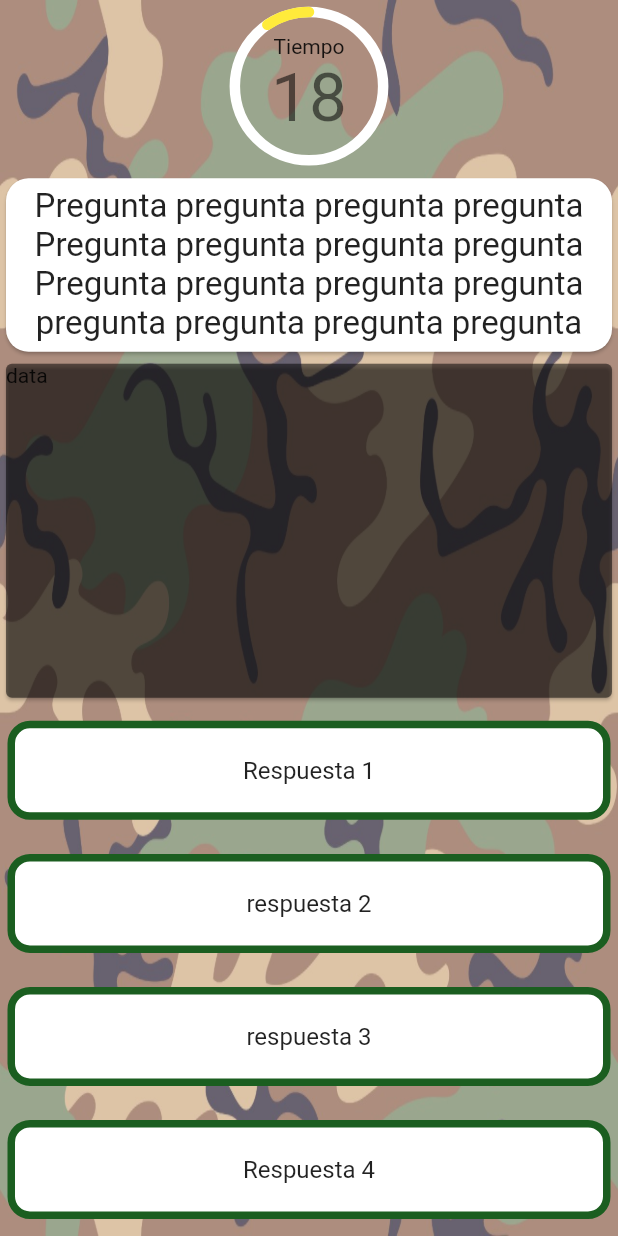
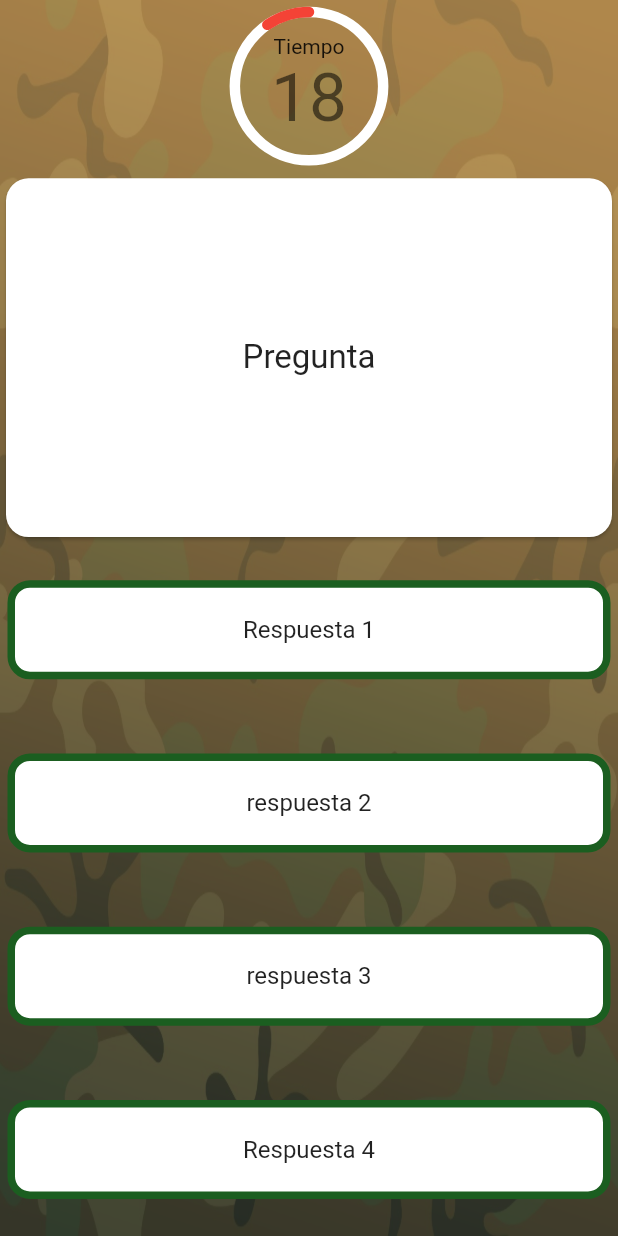
Before and after one commit to santigauto/mayor_g, a Flutter app: the QuestionPage screen opened by its route, on a phone screen of 412 x 824 dp. Run offline on Flutter 3.47's test engine with Material 2 defaults, Android fonts, the phone set to English and light mode, and no system bars; our stand-ins replace bordered_text, flutter_secure_storage, pie_chart, sqflite; accounts and stored records are empty.

Commit message:
Actualizacion 9/4

```diff
--- a/lib/views/question_page.dart
+++ b/lib/views/question_page.dart
@@ -20,6 +20,8 @@ List<Map<String,dynamic>> respuestas = [
   {'respuesta':'respuesta 2','bool':false},
   {'respuesta':'respuesta 3','bool':true},
   {'respuesta':'Respuesta 4','bool':false}];
+
+String imagen = '';
 
   @override
   void initState() {
@@ -48,21 +50,16 @@ List<Map<String,dynamic>> respuestas = [
                     height: size.height*0.12,
                     child: TimerWidget(controller: controller)),
                 ),
-                Container(height: size.height*0.15,
+                Container(height: (imagen == '') ? size.height*0.3 : size.height*0.15,
                   child: Card(
                     shape: RoundedRectangleBorder(borderRadius: BorderRadius.circular(15)),
                     child: Center(child: Text(
-                      'Pregunta pregunta pregunta pregunta Pregunta pregunta pregunta pregunta Pregunta pregunta pregunta pregunta pregunta pregunta pregunta pregunta',
+                      'Pregunta',
                       textAlign: TextAlign.center,
                       style: TextStyle(fontSize: 22),)),
                   ),
                 ),
-                Container(height: size.height*0.28,width: size.width,
-                  child: Card(
-                    color: Colors.black.withOpacity(0.5),
-                    child: Text('data'),
-                  )
-                ),
+                _foto(size),
                 Expanded(child: Container(padding: EdgeInsets.symmetric(horizontal: 5),
                 child:Column(
                   mainAxisSize: MainAxisSize.max,
@@ -78,6 +75,20 @@ List<Map<String,dynamic>> respuestas = [
       ),
     );
   }
+
+  Widget _foto(Size size){
+    if(imagen == '' || imagen == null){
+      return Container();
+    }else
+      return Container(
+       height:  size.height*0.28,
+       decoration: BoxDecoration(
+         image: DecorationImage(image: AssetImage(imagen)),
+         shape: BoxShape.rectangle
+       ),
+     );
+  }
+
   List<Widget> _respuestas(){
     final List<Widget> answers = [];
 
--- a/lib/widgets/background_widget.dart
+++ b/lib/widgets/background_widget.dart
@@ -4,10 +4,22 @@ class BackgroundWidget extends StatelessWidget {
 
   @override
   Widget build(BuildContext context) {
-    return Container(
-    decoration: BoxDecoration(
-        image: DecorationImage(
-            image: AssetImage('assets/background_myg.jpeg'), fit: BoxFit.fill)),
-  );
+    return Stack(
+      children: <Widget>[
+        Container(
+        decoration: BoxDecoration(
+            image: DecorationImage(
+                image: AssetImage('assets/background_myg.jpeg'),
+                fit: BoxFit.fill)),
+        ),
+        Container(
+          decoration: BoxDecoration(
+            image:DecorationImage(
+              image: AssetImage('assets/bgCopia6@2x.png'),
+              fit: BoxFit.fill)
+          ),
+        )
+      ],
+    );
   }
 }
--- a/lib/widgets/timer_widget.dart
+++ b/lib/widgets/timer_widget.dart
@@ -30,7 +30,7 @@ String get timerString{
                 builder:(BuildContext context, Widget child){
                   return CustomPaint(
                     painter: TimerPainter(
-                      color: Colors.yellow,
+                      color: Colors.red,
                       backgroundColor: Colors.white,
                       animation: widget.controller
                       )
```
Also changed, not shown: lib/views/menu_page.dart (+27 -3 lines), lib/views/result_page.dart (+52 -5 lines).
